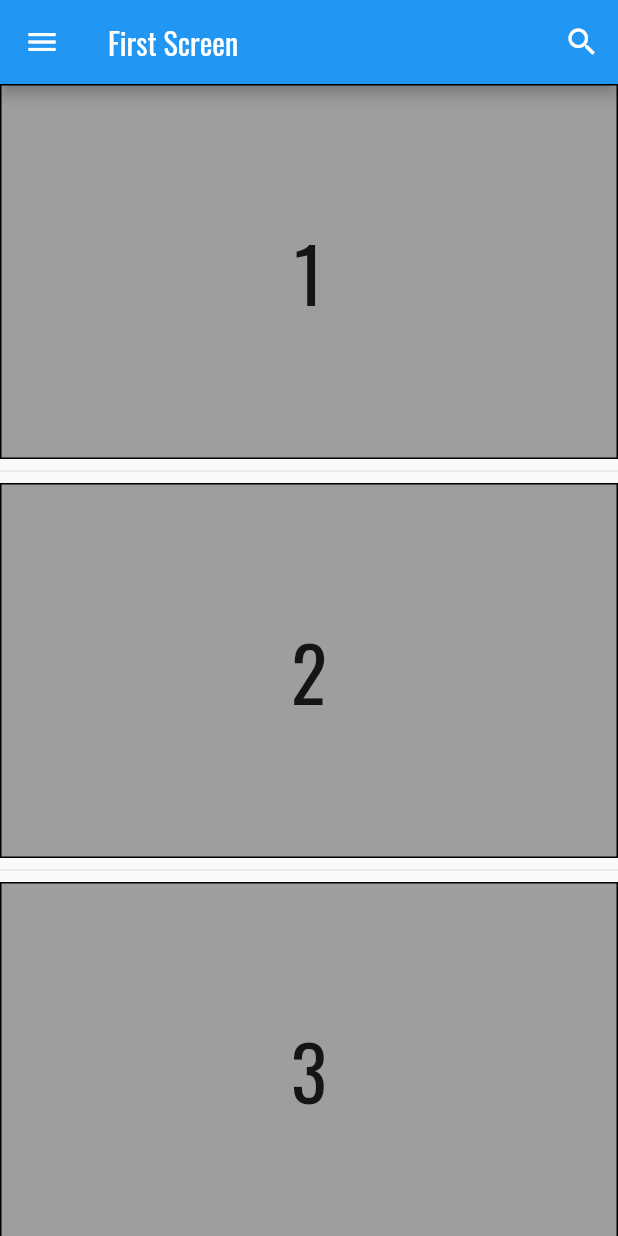
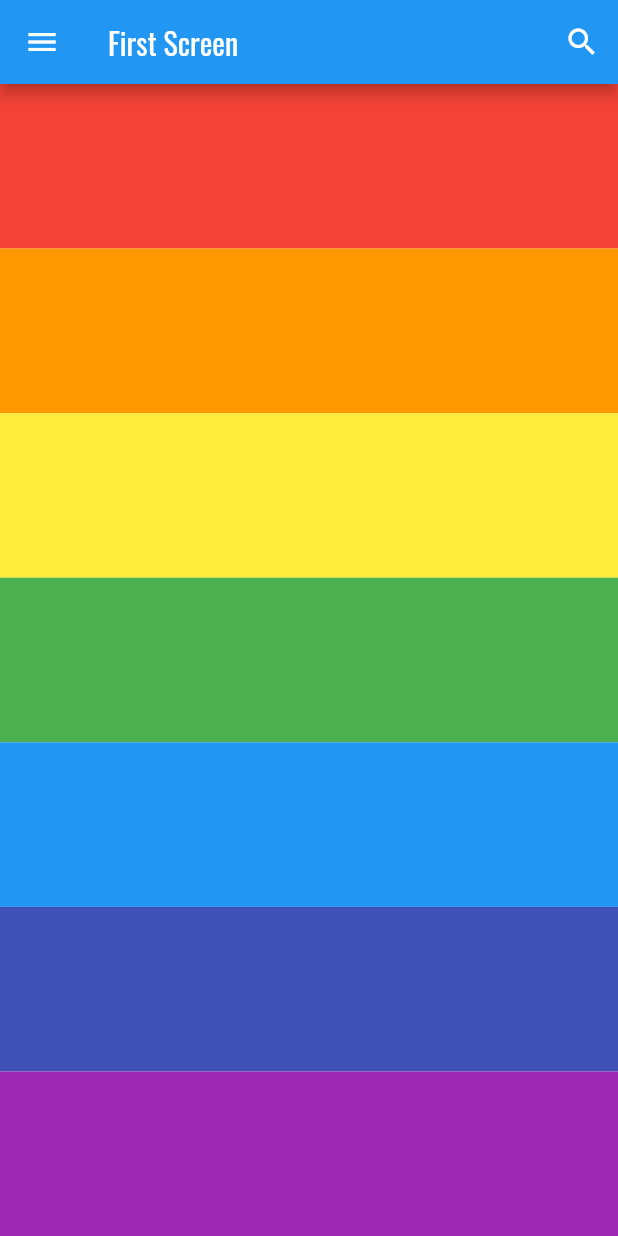
Before and after one commit to FiqSky/flutter-app, a Flutter app: the screen it shows after launch, on a phone screen of 412 x 824 dp. Run offline on Flutter 3.47's test engine with Material 2 defaults, Android fonts, the phone set to English and light mode, and no system bars.

Commit message:
Expanded

```diff
--- a/lib/main.dart
+++ b/lib/main.dart
@@ -44,27 +44,45 @@ class FirstScreen extends StatelessWidget {
           )
         ],
       ),
-      body: ListView.separated(
-        itemBuilder: (BuildContext context, int index) {
-          return Container(
-            height: 250,
-            decoration: BoxDecoration(
-              color: Colors.grey,
-              border: Border.all(color: Colors.black),
+      body: Column(
+        children: <Widget>[
+          Expanded(
+            child: Container(
+              color: Colors.red,
             ),
-            child: Center(
-              child: Text(
-                '${numberList[index]}',
-                style: TextStyle(fontSize: 50),
-              ),
+          ),
+          Expanded(
+            child: Container(
+              color: Colors.orange,
             ),
-          );
-        },
-        separatorBuilder: (BuildContext context, int index) {
-          return Divider();
-        },
-        itemCount: numberList.length,
-      ),
+          ),
+          Expanded(
+            child: Container(
+              color: Colors.yellow,
+            ),
+          ),
+          Expanded(
+            child: Container(
+              color: Colors.green,
+            ),
+          ),
+          Expanded(
+            child: Container(
+              color: Colors.blue,
+            ),
+          ),
+          Expanded(
+            child: Container(
+              color: Colors.indigo,
+            ),
+          ),
+          Expanded(
+            child: Container(
+              color: Colors.purple,
+            ),
+          )
+        ],
+      )
     );
   }
 }
```
